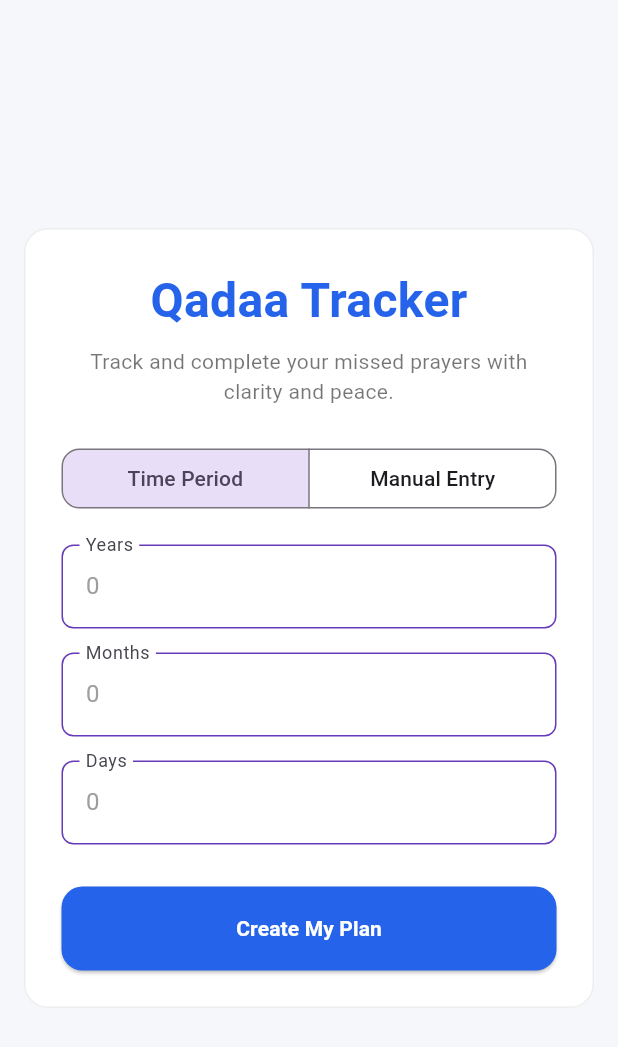
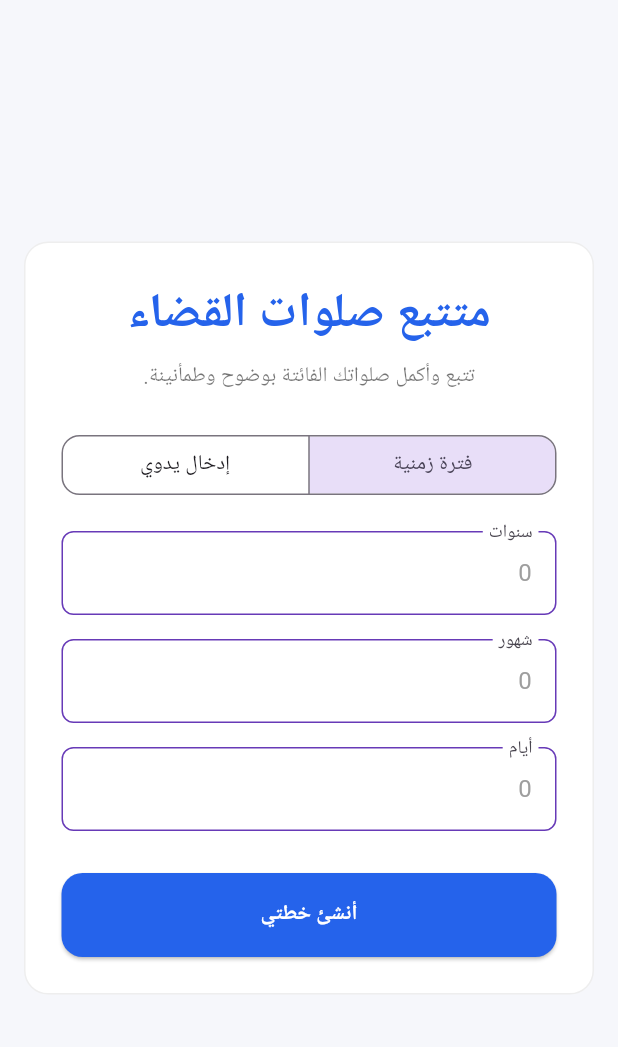
Before and after one commit to youssefeldesoukyy/qadaa_prayer_tracker, a Flutter app: the screen it shows after launch, after a tap on "Sign In", on a phone screen of 412 x 824 dp. Shown: the top 1047 px of the screen. Run offline on Flutter 3.47's test engine with Material 3 defaults, Android fonts, the phone set to English and light mode, and no system bars; our stand-ins replace shared_preferences.

Commit message:
Fix localization imports and add language persistence
- Updated all import statements from flutter_gen to correct local path
- Changed default language from English to Arabic
- Added SharedPreferences to save/load language preference on app startup
- Fixed build errors related to missing localization files

```diff
--- a/lib/Views/Dashboard/home_dashboard.dart
+++ b/lib/Views/Dashboard/home_dashboard.dart
@@ -1,5 +1,5 @@
 import 'package:flutter/material.dart';
-import 'package:flutter_gen/gen_l10n/app_localizations.dart';
+import 'package:qadaa_prayer_tracker/l10n/app_localizations.dart';
 import 'package:qadaa_prayer_tracker/Views/Dashboard/settings_dashboard.dart';
 import 'package:qadaa_prayer_tracker/Views/Dashboard/stats_dashboard.dart';
 import 'package:qadaa_prayer_tracker/models/daily_totals.dart';
--- a/lib/Views/Dashboard/settings_dashboard.dart
+++ b/lib/Views/Dashboard/settings_dashboard.dart
@@ -1,5 +1,5 @@
 import 'package:flutter/material.dart';
-import 'package:flutter_gen/gen_l10n/app_localizations.dart';
+import 'package:qadaa_prayer_tracker/l10n/app_localizations.dart';
 import 'package:qadaa_prayer_tracker/main.dart';
 import 'package:qadaa_prayer_tracker/models/daily_totals.dart';
 import 'package:qadaa_prayer_tracker/Views/daily_plan.dart';
--- a/lib/Views/Dashboard/stats_dashboard.dart
+++ b/lib/Views/Dashboard/stats_dashboard.dart
@@ -1,5 +1,5 @@
 import 'package:flutter/material.dart';
-import 'package:flutter_gen/gen_l10n/app_localizations.dart';
+import 'package:qadaa_prayer_tracker/l10n/app_localizations.dart';
 import 'package:qadaa_prayer_tracker/models/daily_totals.dart';
 
 class StatsDashboard extends StatelessWidget {
--- a/lib/Views/daily_plan.dart
+++ b/lib/Views/daily_plan.dart
@@ -1,6 +1,6 @@
 import 'package:flutter/material.dart';
 import 'package:flutter/services.dart';
-import 'package:flutter_gen/gen_l10n/app_localizations.dart';
+import 'package:qadaa_prayer_tracker/l10n/app_localizations.dart';
 import 'package:qadaa_prayer_tracker/models/daily_totals.dart';
 import 'Dashboard/home_dashboard.dart';
 
--- a/lib/Views/qadaa_missed.dart
+++ b/lib/Views/qadaa_missed.dart
@@ -1,6 +1,6 @@
 import 'package:flutter/material.dart';
 import 'package:flutter/services.dart';
-import 'package:flutter_gen/gen_l10n/app_localizations.dart';
+import 'package:qadaa_prayer_tracker/l10n/app_localizations.dart';
 import 'package:qadaa_prayer_tracker/models/daily_totals.dart';
 import 'package:qadaa_prayer_tracker/Views/daily_plan.dart';
 
--- a/lib/l10n/app_localizations_ar.dart
+++ b/lib/l10n/app_localizations_ar.dart
@@ -9,10 +9,10 @@ class AppLocalizationsAr extends AppLocalizations {
   AppLocalizationsAr([String locale = 'ar']) : super(locale);
 
   @override
-  String get appTitle => 'متعقب القضاء';
+  String get appTitle => 'متتبع صلوات القضاء';
 
   @override
-  String get qadaaTracker => 'متعقب القضاء';
+  String get qadaaTracker => 'متتبع صلوات القضاء';
 
   @override
   String get qadaaDescription => 'تتبع وأكمل صلواتك الفائتة بوضوح وطمأنينة.';
@@ -60,7 +60,7 @@ class AppLocalizationsAr extends AppLocalizations {
   String get howManyQadaa => 'كم صلاة قضاء يمكنك الالتزام بها يوميًا؟';
 
   @override
-  String get remaining => 'المتبقية';
+  String get remaining => 'متبقية';
 
   @override
   String get savePlan => 'احفظ الخطة';
@@ -246,7 +246,7 @@ class AppLocalizationsAr extends AppLocalizations {
   String get allDataReset => 'تمت إعادة تعيين جميع البيانات.';
 
   @override
-  String get appVersion => 'متعقب القضاء الإصدار 1.0';
+  String get appVersion => 'متتبع صلوات القضاء الإصدار 1.0';
 
   @override
   String get barrierDismiss => 'إغلاق';
--- a/lib/main.dart
+++ b/lib/main.dart
@@ -1,11 +1,13 @@
 import 'package:flutter/material.dart';
 import 'package:flutter_localizations/flutter_localizations.dart';
-import 'package:flutter_gen/gen_l10n/app_localizations.dart';
+import 'package:qadaa_prayer_tracker/l10n/app_localizations.dart';
 import 'package:qadaa_prayer_tracker/Views/sign_in_screen.dart';
 import 'package:qadaa_prayer_tracker/Views/qadaa_missed.dart';
 import 'package:qadaa_prayer_tracker/Views/sign_up_screen.dart';
+import 'package:shared_preferences/shared_preferences.dart';
 
-void main() {
+void main() async {
+  WidgetsFlutterBinding.ensureInitialized();
   runApp(const MyApp());
 }
 
@@ -23,9 +25,27 @@
 }
 
 class _MyAppState extends State<MyApp> {
-  Locale _locale = const Locale('en');
+  Locale _locale = const Locale('ar');
 
-  void _changeLanguage(Locale locale) {
+  @override
+  void initState() {
+    super.initState();
+    _loadLocale();
+  }
+
+  Future<void> _loadLocale() async {
+    final prefs = await SharedPreferences.getInstance();
+    final savedLocale = prefs.getString('language_code');
+    if (savedLocale != null) {
+      setState(() {
+        _locale = Locale(savedLocale);
+      });
+    }
+  }
+
+  void _changeLanguage(Locale locale) async {
+    final prefs = await SharedPreferences.getInstance();
+    await prefs.setString('language_code', locale.languageCode);
     setState(() {
       _locale = locale;
     });
```
Also changed, not shown: pubspec.lock.
